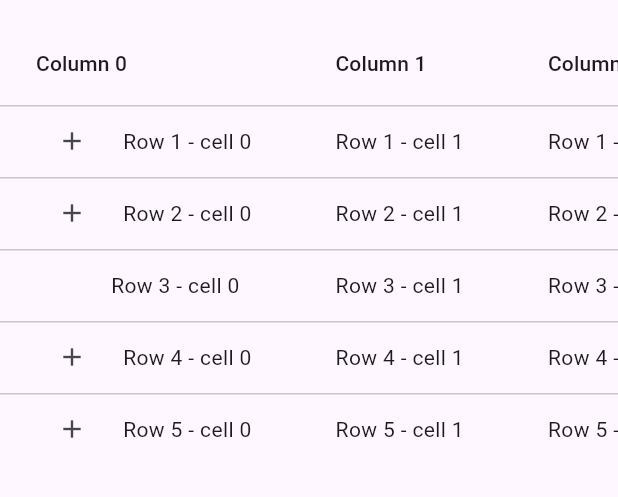
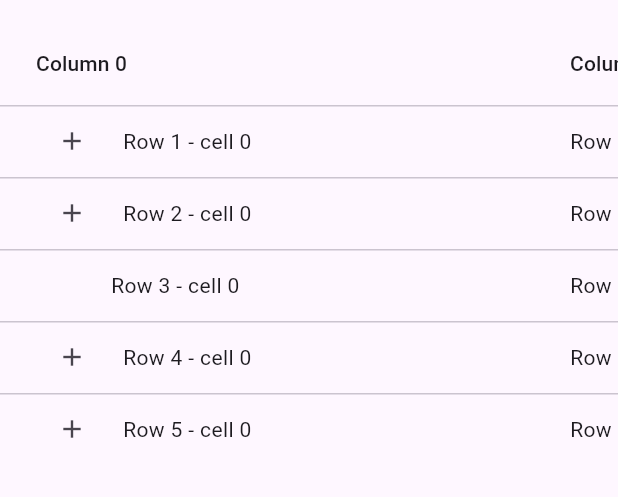
Before and after one commit to redaktorscha/expandable_tables, a Flutter app: the screen it shows after launch, on a phone screen of 412 x 824 dp, the part 63-560 px from its top. Run offline on Flutter 3.47's test engine with Material 3 defaults, Android fonts, the phone set to English and light mode, and no system bars.

Commit message:
fix first row width

```diff
--- a/lib/main.dart
+++ b/lib/main.dart
@@ -246,7 +246,7 @@ class _MyHomePageState extends State<MyHomePage> {
   }
 
   DataCell getCellWithIconButton(bool isExpanded, int index, int depth, String label) {
-    return DataCell(Row(children: [
+    return DataCell(SizedBox(width:  300, child: Row(children: [
       SizedBox(width: (20 * depth).toDouble()),
       IconButton(
         icon: Icon(isExpanded ? Icons.remove : Icons.add, size: 20),
@@ -256,7 +256,7 @@ class _MyHomePageState extends State<MyHomePage> {
       ),
       SizedBox(width: 10),
       Text(label)
-    ]));
+    ])));
   }
 
   @override
@@ -273,11 +273,11 @@ class _MyHomePageState extends State<MyHomePage> {
         ? getCellWithIconButton(
           row.expanded,
             row.index, row.depth, '${row.label} - cell 0')
-        : DataCell(Row(
+        : DataCell(SizedBox(width:  300, child: Row(
             children: [
               SizedBox(width: (20 * row.depth + 50).toDouble()), // 50 is size of icon button
               Text('${row.label} - cell 0')
-            ],
+            ]),
           ));
     return [
       firstCell,
```
